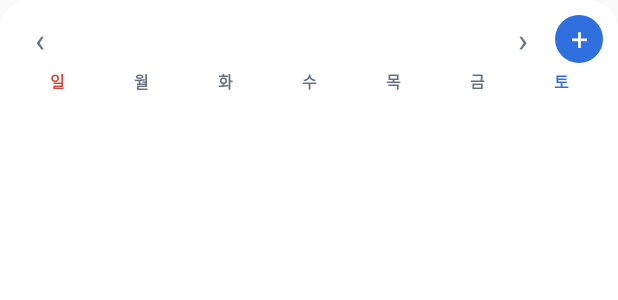
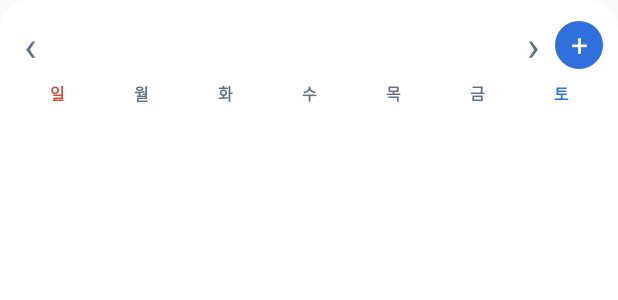
Before and after one commit to imhuisu/mytool, an Android app: the layout month_widget.xml on its own in the app's theme, with its tools: preview values and no code run, on a phone screen of 412 x 824 dp. Shown: the top 300 px of the screen. Run offline under Robolectric (Android 15) with nearby library versions, the phone set to English and light mode, and no system bars.

Commit message:
일정 위젯 v1.2 (소스): 달력 ‹ › 누르는 칸을 제목 양옆 전체 폭으로 키움
홈 화면 위젯은 좌우 밀기를 받을 수 없어서 버튼 칸을 넓힘. APK 빌드는 PC에서.

Co-Authored-By: Claude Opus 5.5 <noreply@anthropic.com>
Claude-Session: https://claude.ai/code/session_012iwMXTaH31Ho2p35i8QQrL

```diff
--- a/android/app/build.gradle.kts
+++ b/android/app/build.gradle.kts
@@ -16,8 +16,8 @@ android {
         applicationId = "com.imhuisu.mytool.sched"
         minSdk = 26
         targetSdk = 35
-        versionCode = 2          // 올릴 때마다 +1, ../../app/version.json 도 같이
-        versionName = "1.1"
+        versionCode = 3          // 올릴 때마다 +1, ../../app/version.json 도 같이
+        versionName = "1.2"
     }
 
     signingConfigs {
--- a/android/app/src/main/res/layout/month_widget.xml
+++ b/android/app/src/main/res/layout/month_widget.xml
@@ -5,12 +5,16 @@
     android:orientation="vertical" android:background="@drawable/widget_bg" android:padding="10dp">
     <LinearLayout android:layout_width="match_parent" android:layout_height="wrap_content"
         android:orientation="horizontal" android:gravity="center_vertical">
-        <TextView android:id="@+id/prev" android:layout_width="34dp" android:layout_height="32dp" android:gravity="center"
-            android:text="‹" android:textSize="22sp" android:textColor="@color/muted" />
-        <TextView android:id="@+id/title" android:layout_width="0dp" android:layout_height="32dp" android:layout_weight="1"
-            android:gravity="center" android:textSize="16sp" android:textStyle="bold" android:textColor="@color/ink" />
-        <TextView android:id="@+id/next" android:layout_width="34dp" android:layout_height="32dp" android:gravity="center"
-            android:text="›" android:textSize="22sp" android:textColor="@color/muted" />
+        <!-- ‹ › 누르는 칸을 크게: 제목 양옆 남는 폭을 전부 차지 (위젯은 좌우 밀기를 못 받음) -->
+        <TextView android:id="@+id/prev" android:layout_width="0dp" android:layout_height="40dp" android:layout_weight="1"
+            android:gravity="center_vertical|start" android:paddingStart="6dp"
+            android:text="‹" android:textSize="28sp" android:textColor="@color/muted" />
+        <TextView android:id="@+id/title" android:layout_width="wrap_content" android:layout_height="40dp"
+            android:gravity="center" android:paddingStart="8dp" android:paddingEnd="8dp"
+            android:textSize="16sp" android:textStyle="bold" android:textColor="@color/ink" />
+        <TextView android:id="@+id/next" android:layout_width="0dp" android:layout_height="40dp" android:layout_weight="1"
+            android:gravity="center_vertical|end" android:paddingEnd="6dp"
+            android:text="›" android:textSize="28sp" android:textColor="@color/muted" />
         <TextView android:id="@+id/add" android:layout_width="32dp" android:layout_height="32dp" android:layout_marginStart="4dp"
             android:gravity="center" android:text="+" android:textSize="20sp" android:textColor="@android:color/white"
             android:background="@drawable/add_bg" />
```
Also changed, not shown: 1 other file.
